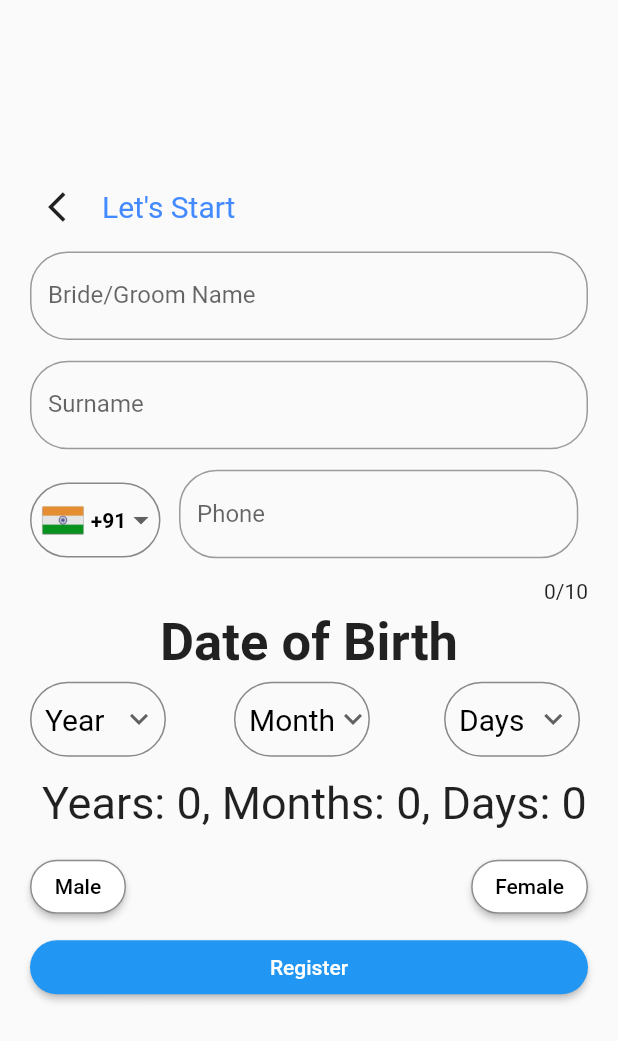
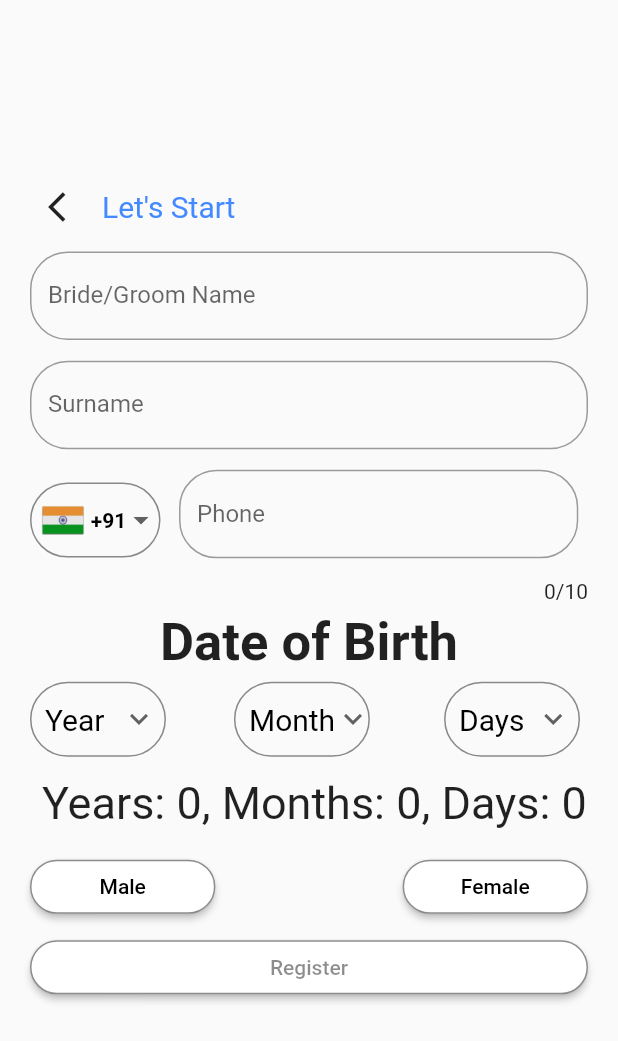
Before and after one commit to maaz335/age_calculator_page, a Flutter app: the screen it shows after launch, on a phone screen of 412 x 824 dp. Shown: the top 1041 px of the screen. Run offline on Flutter 3.47's test engine with Material 2 defaults, Android fonts, the phone set to English and light mode, and no system bars.

Commit message:
Initial commit
Signed-off-by: BCS213001-MAAZAHMAD <mmaazahmad24@gmail.com>

```diff
--- a/lib/main.dart
+++ b/lib/main.dart
@@ -240,14 +240,16 @@ class age_calculator extends StatelessWidget {
                   Row(
                     mainAxisAlignment: MainAxisAlignment.spaceBetween,
                     children: [
-                      ElevatedButton(
+                      Container(
+                        width: MediaQuery.of(context).size.width * .3,
+                        child: ElevatedButton(
                           style: ButtonStyle(
                             backgroundColor:
                                 MaterialStatePropertyAll(Colors.white),
                             foregroundColor:
                                 MaterialStatePropertyAll(Colors.black),
-                          shape:
-                              MaterialStateProperty.all<RoundedRectangleBorder>(
+                            shape: MaterialStateProperty.all<
+                                RoundedRectangleBorder>(
                               RoundedRectangleBorder(
                                   borderRadius: BorderRadius.circular(50.0),
                                   side: BorderSide(color: Colors.black45)),
@@ -256,14 +258,17 @@ class age_calculator extends StatelessWidget {
                           onPressed: () {},
                           child: Text("Male"),
                         ),
-                      ElevatedButton(
+                      ),
+                      Container(
+                        width: MediaQuery.of(context).size.width * .3,
+                        child: ElevatedButton(
                           style: ButtonStyle(
                             backgroundColor:
                                 MaterialStatePropertyAll(Colors.white),
                             foregroundColor:
                                 MaterialStatePropertyAll(Colors.black),
-                          shape:
-                              MaterialStateProperty.all<RoundedRectangleBorder>(
+                            shape: MaterialStateProperty.all<
+                                RoundedRectangleBorder>(
                               RoundedRectangleBorder(
                                   borderRadius: BorderRadius.circular(50.0),
                                   side: BorderSide(color: Colors.black45)),
@@ -272,16 +277,21 @@ class age_calculator extends StatelessWidget {
                           onPressed: () {},
                           child: Text("Female"),
                         ),
+                      ),
                     ],
                   ),
                   Container(
                     width: MediaQuery.of(context).size.width * 1.0,
                     child: ElevatedButton(
                       style: ButtonStyle(
+                        foregroundColor:
+                            MaterialStatePropertyAll(Colors.black45),
+                        backgroundColor: MaterialStatePropertyAll(Colors.white),
                         shape:
                             MaterialStateProperty.all<RoundedRectangleBorder>(
                           RoundedRectangleBorder(
                             borderRadius: BorderRadius.circular(50.0),
+                            side: BorderSide(color: Colors.black45),
                           ),
                         ),
                       ),
```
Lines whose indentation alone changed are shown as unchanged.
